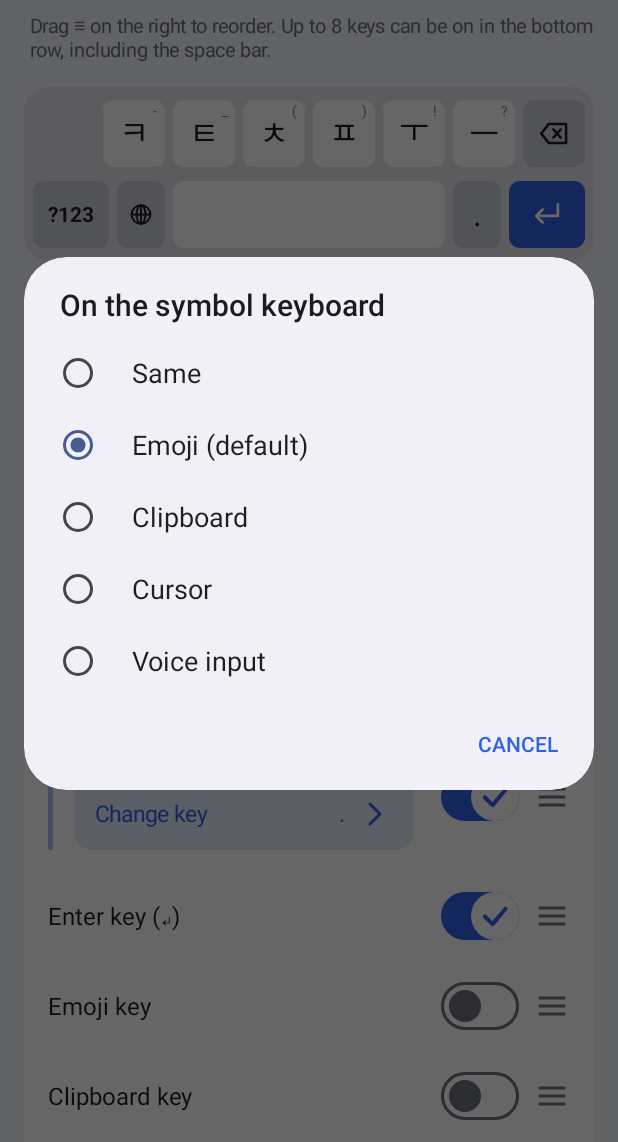
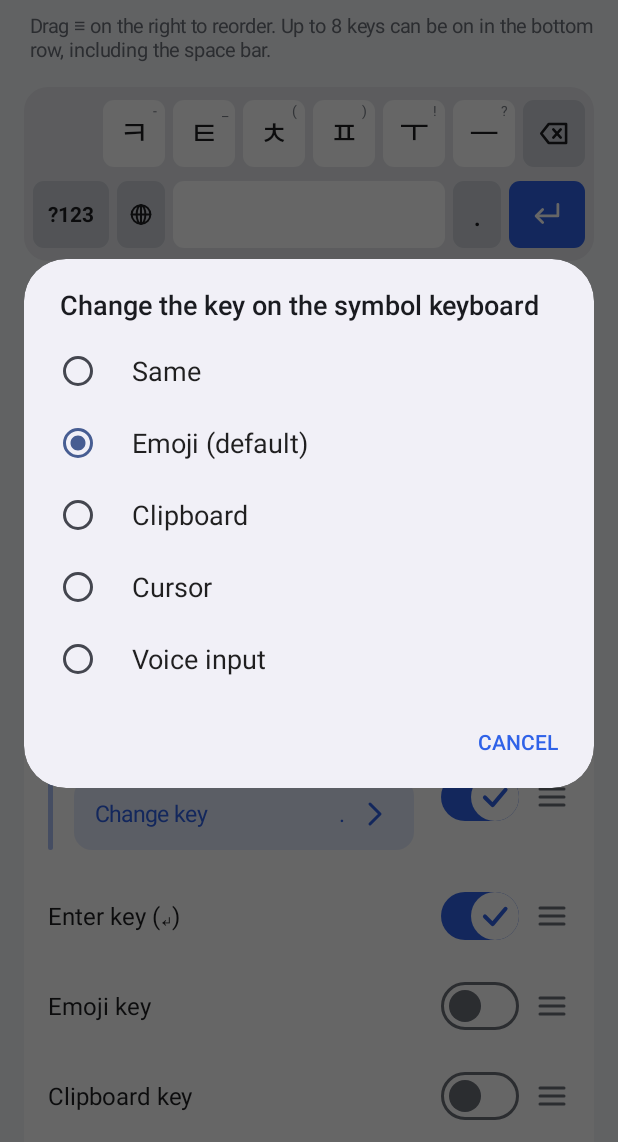
Before and after one commit to TechTree-Alt/NewSwipe, an Android app: the BottomKeysEditorActivity screen opened directly, with no data from a screen before it, after a tap on "On the symbol keyboard", on a phone screen of 412 x 824 dp, the part 94-1236 px from its top. Run offline under Robolectric (Android 15) with nearby library versions, the phone set to English and light mode, and no system bars; pictures from the network do not load.

Commit message:
기호 자판 키 선택 창 제목을 '기호 자판에서는 다른 키로 바꾸기'로
Co-Authored-By: Claude Sonnet 5.5 <noreply@anthropic.com>
Claude-Session: https://claude.ai/code/session_01AwdWyKtBD6GamdRpCpb4JG

```diff
--- a/app/src/main/java/com/alternative_studios/newswipe/BottomKeysEditorActivity.java
+++ b/app/src/main/java/com/alternative_studios/newswipe/BottomKeysEditorActivity.java
@@ -250,7 +250,7 @@ public final class BottomKeysEditorActivity extends Activity {
                 if (ids[i].equals(now)) checked = i;
             }
             AppTheme.dialogBuilder(this)
-                    .setTitle(L.t("기호 자판에서는", "On the symbol keyboard"))
+                    .setTitle(L.t("기호 자판에서는 다른 키로 바꾸기", "Change the key on the symbol keyboard"))
                     .setSingleChoiceItems(names, checked, (dlg, which) -> {
                         prefs.setSymbolGlobeKey(ids[which]);
                         current.setText(BottomKeys.symbolGlobeLabel(ids[which]));
```
